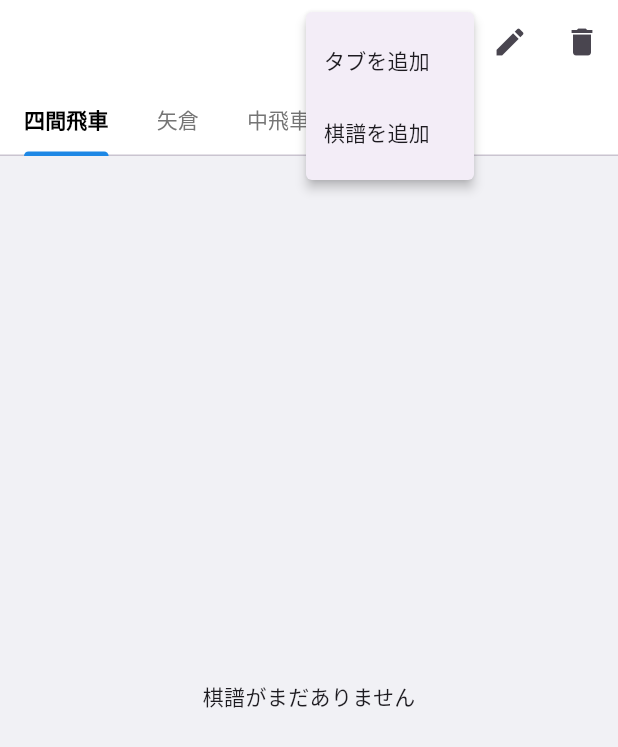
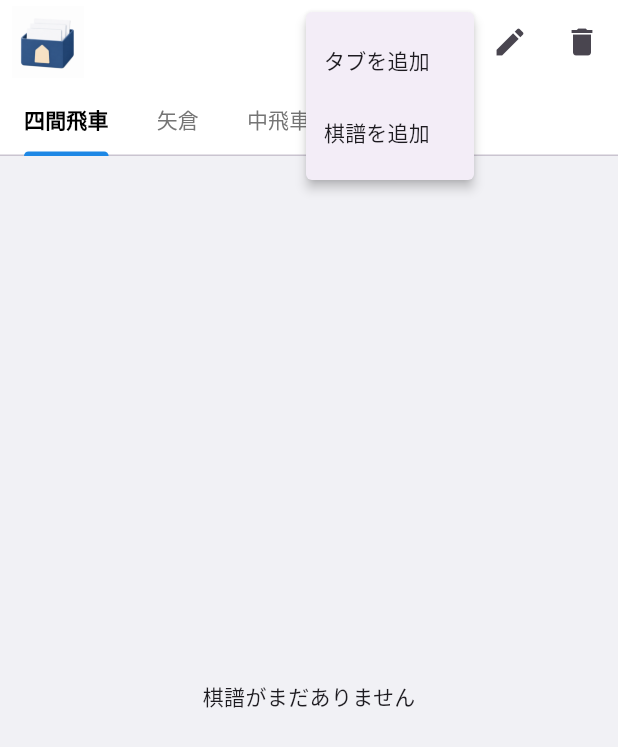
Before and after one commit to hmsket/kif-damari, a Flutter app: the screen it shows after launch, after a tap on the "add" icon, on a phone screen of 412 x 824 dp. Shown: the top 747 px of the screen. Run offline on Flutter 3.47's test engine with Material 3 defaults, Android fonts, the phone set to English and light mode, and no system bars; our stand-ins replace file_picker, google_fonts, share_plus, sqflite; missing offline and left inert: charset_converter; accounts and stored records are empty.

Commit message:
appBarにアイコンを表示する

```diff
--- a/lib/main.dart
+++ b/lib/main.dart
@@ -107,12 +107,19 @@ class _HomePageState extends State<HomePage> with TickerProviderStateMixin {
         return Scaffold(
           backgroundColor: const Color(0XFFF1F1F5),
           appBar: AppBar(
+            leading: Padding(
+              padding: const EdgeInsets.fromLTRB(8.0, 0, 0, 0),
+              child: Image.asset(
+                'assets/images/appbar_icon.png',
+                fit: BoxFit.contain, // 枠内に収める
+              ),
+            ),
             backgroundColor: const Color(0XFFFFFFFF), // 背景色は白に固定
             title: Row(
               children: [
                 // const Text('棋譜だまり'),
                 if (_currentMode != AppMode.normal) ...[
-                  const SizedBox(width: 8),
+                  // const SizedBox(width: 8),
                   _buildModeBadge(), // モードバッジを生成するメソッド
                 ],
               ],
--- a/pubspec.yaml
+++ b/pubspec.yaml
@@ -26,6 +26,7 @@ dev_dependencies:
 flutter:
   uses-material-design: true
   assets:
+    - assets/images/appbar_icon.png
     - assets/images/board.png
     - assets/images/initial.png
     - assets/images/pieces/
```
Also changed, not shown: assets/images/appbar_icon.png (added).
